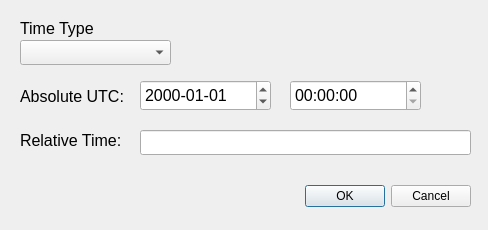
This is apps/OpenSpace/ext/launcher/src/ostime.ui in OpenSpace/OpenSpace as Qt 5 draws it before an edit. The edited form follows.
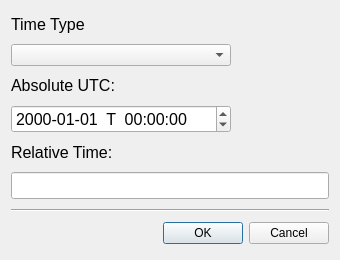
This is the edited form.

Commit message: Implementing multiple changes to layouts and features based on feedback

What changed in the file:
```diff
--- a/apps/OpenSpace/ext/launcher/src/ostime.ui
+++ b/apps/OpenSpace/ext/launcher/src/ostime.ui
@@ -6,176 +6,164 @@
    <rect>
     <x>0</x>
     <y>0</y>
-    <width>488</width>
-    <height>230</height>
+    <width>340</width>
+    <height>260</height>
    </rect>
   </property>
+  <property name="minimumSize">
+   <size>
+    <width>250</width>
+    <height>260</height>
+   </size>
+  </property>
+  <property name="maximumSize">
+   <size>
+    <width>440</width>
+    <height>260</height>
+   </size>
+  </property>
   <property name="windowTitle">
    <string>Time</string>
   </property>
-  <widget class="QDialogButtonBox" name="buttonBox">
-   <property name="geometry">
-    <rect>
-     <x>130</x>
-     <y>180</y>
-     <width>341</width>
-     <height>32</height>
-    </rect>
-   </property>
-   <property name="orientation">
-    <enum>Qt::Horizontal</enum>
-   </property>
-   <property name="standardButtons">
-    <set>QDialogButtonBox::Cancel|QDialogButtonBox::Ok</set>
-   </property>
-  </widget>
-  <widget class="QLabel" name="label_relative">
-   <property name="geometry">
-    <rect>
-     <x>20</x>
-     <y>132</y>
-     <width>111</width>
-     <height>17</height>
-    </rect>
-   </property>
-   <property name="font">
-    <font>
-     <family>Arial</family>
-     <pointsize>12</pointsize>
-    </font>
-   </property>
-   <property name="text">
-    <string>Relative Time:</string>
-   </property>
-  </widget>
-  <widget class="QLineEdit" name="line_relative">
-   <property name="geometry">
-    <rect>
-     <x>140</x>
-     <y>130</y>
-     <width>331</width>
-     <height>25</height>
-    </rect>
-   </property>
-   <property name="font">
-    <font>
-     <family>Arial</family>
-     <pointsize>12</pointsize>
-    </font>
-   </property>
-   <property name="toolTip">
-    <string>&lt;html&gt;&lt;head/&gt;&lt;body&gt;&lt;p&gt;String for relative time to actual (e.g. &amp;quot;-1d&amp;quot; for back 1 day)&lt;/p&gt;&lt;/body&gt;&lt;/html&gt;</string>
-   </property>
-  </widget>
-  <widget class="QComboBox" name="combo_type">
-   <property name="geometry">
-    <rect>
-     <x>20</x>
-     <y>40</y>
-     <width>151</width>
-     <height>25</height>
-    </rect>
-   </property>
-   <property name="toolTip">
-    <string>&lt;html&gt;&lt;head/&gt;&lt;body&gt;&lt;p&gt;Types: Absolute defined time or Relative to actual time&lt;/p&gt;&lt;/body&gt;&lt;/html&gt;</string>
-   </property>
-  </widget>
-  <widget class="QLabel" name="label_type">
-   <property name="geometry">
-    <rect>
-     <x>20</x>
-     <y>20</y>
-     <width>91</width>
-     <height>17</height>
-    </rect>
-   </property>
-   <property name="font">
-    <font>
-     <family>Arial</family>
-     <pointsize>12</pointsize>
-    </font>
-   </property>
-   <property name="text">
-    <string>Time Type</string>
-   </property>
-  </widget>
-  <widget class="QDateEdit" name="dateEdit">
-   <property name="geometry">
-    <rect>
-     <x>140</x>
-     <y>80</y>
-     <width>131</width>
-     <height>31</height>
-    </rect>
-   </property>
-   <property name="font">
-    <font>
-     <family>Arial</family>
-     <pointsize>12</pointsize>
-    </font>
-   </property>
-   <property name="displayFormat">
-    <string>yyyy-MM-dd</string>
-   </property>
-  </widget>
-  <widget class="QTimeEdit" name="timeEdit">
-   <property name="geometry">
-    <rect>
-     <x>290</x>
-     <y>80</y>
-     <width>131</width>
-     <height>31</height>
-    </rect>
-   </property>
-   <property name="font">
-    <font>
-     <family>Arial</family>
-     <pointsize>12</pointsize>
-    </font>
-   </property>
-   <property name="maximumDate">
-    <date>
-     <year>2000</year>
-     <month>1</month>
-     <day>1</day>
-    </date>
-   </property>
-   <property name="minimumDate">
-    <date>
-     <year>2000</year>
-     <month>1</month>
-     <day>1</day>
-    </date>
-   </property>
-   <property name="currentSection">
-    <enum>QDateTimeEdit::HourSection</enum>
-   </property>
-   <property name="displayFormat">
-    <string>hh:mm:ss</string>
-   </property>
-   <property name="timeSpec">
-    <enum>Qt::UTC</enum>
-   </property>
-  </widget>
-  <widget class="QLabel" name="label_absolete">
-   <property name="geometry">
-    <rect>
-     <x>20</x>
-     <y>88</y>
-     <width>111</width>
-     <height>17</height>
-    </rect>
-   </property>
-   <property name="font">
-    <font>
-     <family>Arial</family>
-     <pointsize>12</pointsize>
-    </font>
-   </property>
-   <property name="text">
-    <string>Absolute UTC:</string>
-   </property>
-  </widget>
+  <layout class="QVBoxLayout" name="verticalLayout">
+   <item>
+    <widget class="QLabel" name="label_type">
+     <property name="sizePolicy">
+      <sizepolicy hsizetype="Preferred" vsizetype="Fixed">
+       <horstretch>0</horstretch>
+       <verstretch>0</verstretch>
+      </sizepolicy>
+     </property>
+     <property name="font">
+      <font>
+       <family>Arial</family>
+       <pointsize>12</pointsize>
+      </font>
+     </property>
+     <property name="text">
+      <string>Time Type</string>
+     </property>
+    </widget>
+   </item>
+   <item>
+    <widget class="QComboBox" name="combo_type">
+     <property name="minimumSize">
+      <size>
+       <width>180</width>
+       <height>0</height>
+      </size>
+     </property>
+     <property name="maximumSize">
+      <size>
+       <width>220</width>
+       <height>16777215</height>
+      </size>
+     </property>
+     <property name="toolTip">
+      <string>&lt;html&gt;&lt;head/&gt;&lt;body&gt;&lt;p&gt;Types: Absolute defined time or Relative to actual time&lt;/p&gt;&lt;/body&gt;&lt;/html&gt;</string>
+     </property>
+    </widget>
+   </item>
+   <item>
+    <widget class="QLabel" name="label_absolete">
+     <property name="sizePolicy">
+      <sizepolicy hsizetype="Preferred" vsizetype="Fixed">
+       <horstretch>0</horstretch>
+       <verstretch>0</verstretch>
+      </sizepolicy>
+     </property>
+     <property name="font">
+      <font>
+       <family>Arial</family>
+       <pointsize>12</pointsize>
+      </font>
+     </property>
+     <property name="text">
+      <string>Absolute UTC:</string>
+     </property>
+    </widget>
+   </item>
+   <item>
+    <widget class="QDateTimeEdit" name="dateTimeEdit">
+     <property name="minimumSize">
+      <size>
+       <width>180</width>
+       <height>0</height>
+      </size>
+     </property>
+     <property name="maximumSize">
+      <size>
+       <width>220</width>
+       <height>16777215</height>
+      </size>
+     </property>
+     <property name="font">
+      <font>
+       <family>Arial</family>
+       <pointsize>12</pointsize>
+      </font>
+     </property>
+     <property name="displayFormat">
+      <string>yyyy-MM-dd  T  hh:mm:ss</string>
+     </property>
+    </widget>
+   </item>
+   <item>
+    <widget class="QLabel" name="label_relative">
+     <property name="sizePolicy">
+      <sizepolicy hsizetype="Preferred" vsizetype="Fixed">
+       <horstretch>0</horstretch>
+       <verstretch>0</verstretch>
+      </sizepolicy>
+     </property>
+     <property name="font">
+      <font>
+       <family>Arial</family>
+       <pointsize>12</pointsize>
+      </font>
+     </property>
+     <property name="text">
+      <string>Relative Time:</string>
+     </property>
+    </widget>
+   </item>
+   <item>
+    <widget class="QLineEdit" name="line_relative">
+     <property name="maximumSize">
+      <size>
+       <width>440</width>
+       <height>16777215</height>
+      </size>
+     </property>
+     <property name="font">
+      <font>
+       <family>Arial</family>
+       <pointsize>12</pointsize>
+      </font>
+     </property>
+     <property name="toolTip">
+      <string>&lt;html&gt;&lt;head/&gt;&lt;body&gt;&lt;p&gt;String for relative time to actual (e.g. &amp;quot;-1d&amp;quot; for back 1 day)&lt;/p&gt;&lt;/body&gt;&lt;/html&gt;</string>
+     </property>
+    </widget>
+   </item>
+   <item>
+    <widget class="Line" name="line">
+     <property name="orientation">
+      <enum>Qt::Horizontal</enum>
+     </property>
+    </widget>
+   </item>
+   <item>
+    <widget class="QDialogButtonBox" name="buttonBox">
+     <property name="orientation">
+      <enum>Qt::Horizontal</enum>
+     </property>
+     <property name="standardButtons">
+      <set>QDialogButtonBox::Cancel|QDialogButtonBox::Ok</set>
+     </property>
+    </widget>
+   </item>
+  </layout>
  </widget>
  <resources/>
  <connections>
```
The commit also changes 33 other files.
